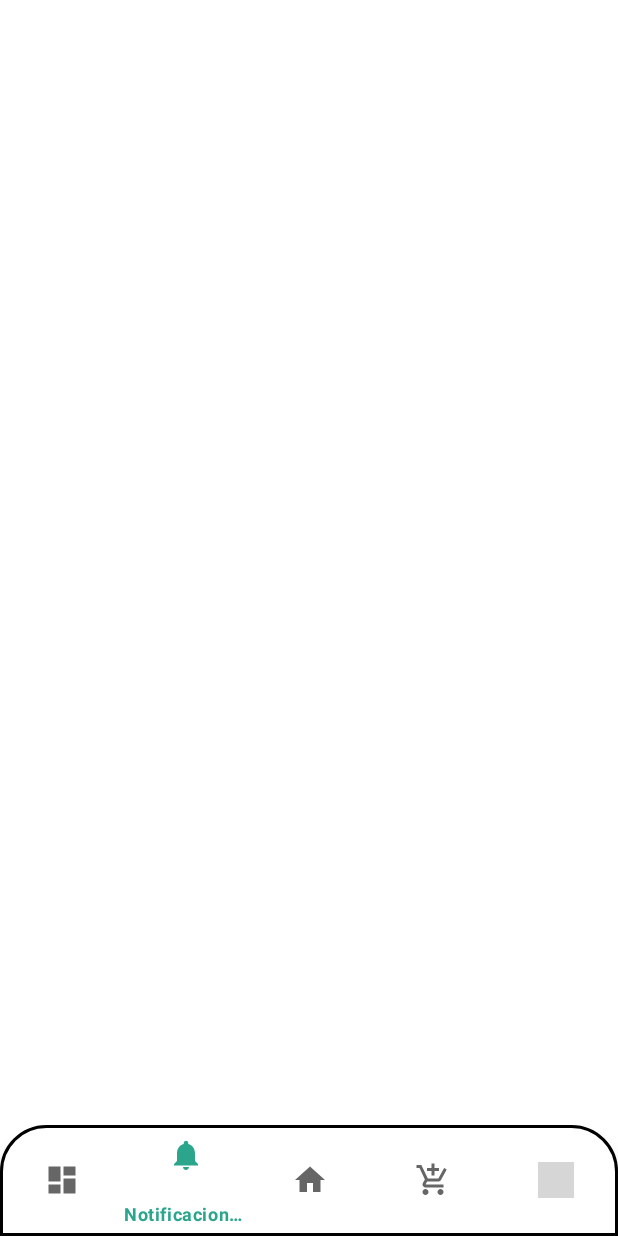
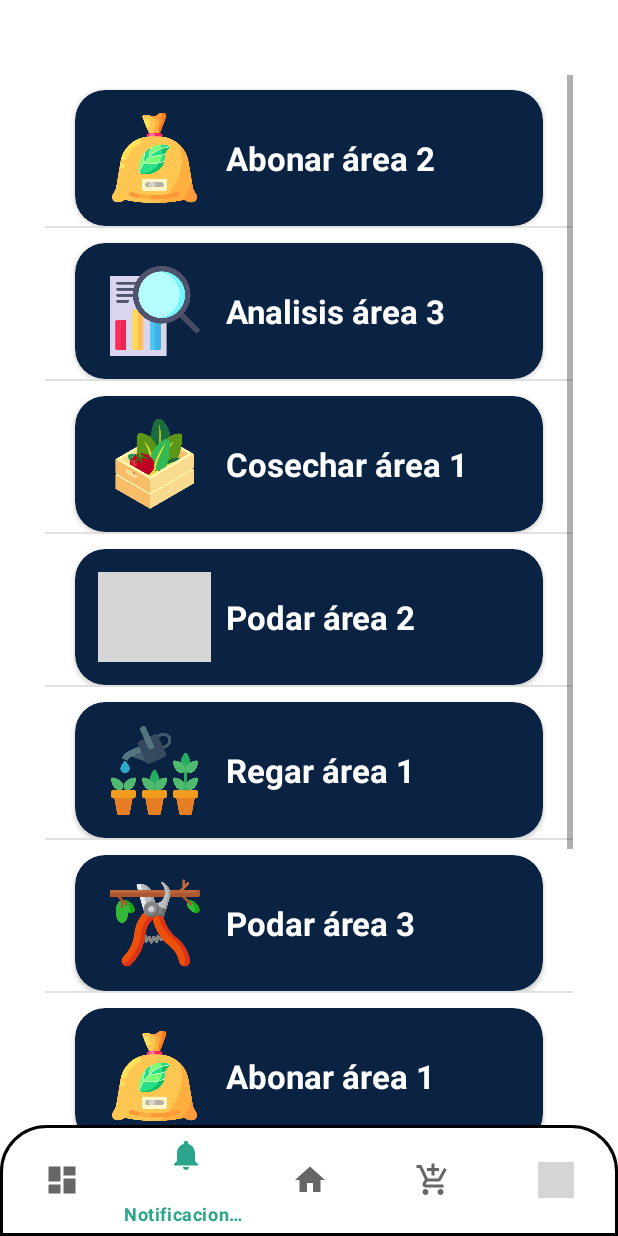
Before and after one commit to JCamiloRpo/Smart_Garden, an Android app: the NotificationsFragment screen opened through its navigation route, on a phone screen of 412 x 824 dp. Run offline under Robolectric (Android 15) with nearby library versions, the phone set to English and light mode, and no system bars; our stand-ins replace navigation-ui; 1 statement that could not run was skipped; grey boxes are pictures that could not be loaded.

Commit message:
Notificaciones - Back

```diff
--- /dev/null
+++ b/Desarrollo/app/src/main/java/com/example/smartgarden/ui/adapters/NotificacionAdapter.java
@@ -0,0 +1,52 @@
+package com.example.smartgarden.ui.adapters;
+
+import android.app.Activity;
+import android.content.Context;
+import android.content.Intent;
+import android.net.Uri;
+import android.view.LayoutInflater;
+import android.view.View;
+import android.view.ViewGroup;
+import android.widget.BaseAdapter;
+import android.widget.ImageView;
+import android.widget.TextView;
+
+import com.example.smartgarden.R;
+import com.example.smartgarden.ui.entities.Notificacion;
+import java.util.ArrayList;
+
+public class NotificacionAdapter extends BaseAdapter {
+    private Activity activity;
+    private ArrayList<Notificacion> items;
+
+    public NotificacionAdapter(Activity activity, ArrayList<Notificacion> items){
+        this.activity = activity;
+        this.items = items;
+    }
+
+    @Override
+    public int getCount() { return items.size(); }
+
+    @Override
+    public Notificacion getItem(int position) { return items.get(position); }
+
+    @Override
+    public long getItemId(int position) { return items.get(position).getNotiID(); }
+
+    @Override
+    public View getView(int position, View convertView, ViewGroup parent) {
+        Notificacion item = items.get(position);
+
+        if(convertView == null){
+            LayoutInflater inflater = (LayoutInflater) activity.getSystemService(Context.LAYOUT_INFLATER_SERVICE);
+            convertView = inflater.inflate(R.layout.item_notificacion, null);
+        }
+        ImageView img = convertView.findViewById(R.id.ImgItemNoti);
+        TextView txtTitulo = convertView.findViewById(R.id.TxtItemNoti);
+
+        img.setImageResource(item.getImg());
+        txtTitulo.setText(item.getTitulo());
+
+        return convertView;
+    }
+}
--- /dev/null
+++ b/Desarrollo/app/src/main/java/com/example/smartgarden/ui/entities/Notificacion.java
@@ -0,0 +1,19 @@
+package com.example.smartgarden.ui.entities;
+
+public class Notificacion {
+    private long notiID;
+    private int img;
+    private String titulo;
+
+    public Notificacion(long notiID, int img, String titulo) {
+        this.notiID = notiID;
+        this.img = img;
+        this.titulo = titulo;
+    }
+
+    public long getNotiID() { return notiID; }
+
+    public int getImg() { return img; }
+
+    public String getTitulo() { return titulo; }
+}
--- a/Desarrollo/app/src/main/java/com/example/smartgarden/ui/fragments/NotificationsFragment.java
+++ b/Desarrollo/app/src/main/java/com/example/smartgarden/ui/fragments/NotificationsFragment.java
@@ -4,22 +4,46 @@ import android.os.Bundle;
 import android.view.LayoutInflater;
 import android.view.View;
 import android.view.ViewGroup;
-import android.widget.TextView;
+import android.widget.ListView;
+import androidx.annotation.NonNull;
+import androidx.fragment.app.Fragment;
+import com.example.smartgarden.R;
+import com.example.smartgarden.ui.adapters.NotificacionAdapter;
+import com.example.smartgarden.ui.entities.Notificacion;
 
-import androidx.annotation.NonNull;
-import androidx.annotation.Nullable;
-import androidx.fragment.app.Fragment;
-import androidx.lifecycle.Observer;
-import androidx.lifecycle.ViewModelProvider;
-
-import com.example.smartgarden.R;
+import java.util.ArrayList;
 
 public class NotificationsFragment extends Fragment {
+    ListView list;
+    NotificacionAdapter adapter;
 
     public View onCreateView(@NonNull LayoutInflater inflater, ViewGroup container, Bundle savedInstanceState) {
         View root = inflater.inflate(R.layout.fragment_notifications, container, false);
-        final TextView textView = root.findViewById(R.id.text_notifications);
-        textView.setText("Ventana de notificaciones");
+
+        setUpView(root);
         return root;
     }
+
+    private void setUpView(View v){
+        list = v.findViewById(R.id.ListNoti);
+        //Consultar datos
+
+        adapter = new NotificacionAdapter(getActivity(), pruebaDatos());
+        list.setAdapter(adapter);
+    }
+
+    private ArrayList<Notificacion> pruebaDatos(){
+        ArrayList<Notificacion> noti = new ArrayList<>();
+        noti.add(new Notificacion(1, R.drawable.noti_abonar2, "Abonar área 2"));
+        noti.add(new Notificacion(2, R.drawable.noti_analisis1, "Analisis área 3"));
+        noti.add(new Notificacion(3, R.drawable.noti_cosechar1, "Cosechar área 1"));
+        noti.add(new Notificacion(4, R.drawable.noti_podar1, "Podar área 2"));
+        noti.add(new Notificacion(5, R.drawable.noti_regar1, "Regar área 1"));
+        noti.add(new Notificacion(6, R.drawable.noti_podar2, "Podar área 3"));
+        noti.add(new Notificacion(7, R.drawable.noti_abonar2, "Abonar área 1"));
+        noti.add(new Notificacion(8, R.drawable.noti_analsis2, "Analisis área 2"));
+        noti.add(new Notificacion(9, R.drawable.noti_regar2, "Regar área 3"));
+        noti.add(new Notificacion(10, R.drawable.noti_cosechar2, "Cosechar área 2"));
+        return noti;
+    }
 }
--- a/Desarrollo/app/src/main/res/layout/fragment_notifications.xml
+++ b/Desarrollo/app/src/main/res/layout/fragment_notifications.xml
@@ -10,12 +10,13 @@
         android:id="@+id/ListNoti"
         android:layout_width="match_parent"
         android:layout_height="0dp"
-        android:padding="15dp"
+        android:paddingStart="30dp"
+        android:paddingTop="50dp"
+        android:paddingEnd="30dp"
         android:scrollbars="vertical"
         app:layout_constraintBottom_toBottomOf="parent"
         app:layout_constraintEnd_toEndOf="parent"
         app:layout_constraintStart_toStartOf="parent"
-        app:layout_constraintTop_toTopOf="parent"
-        app:layout_constraintVertical_bias="0.0" />
+        app:layout_constraintTop_toTopOf="parent" />
 
 </androidx.constraintlayout.widget.ConstraintLayout>
--- a/Desarrollo/app/src/main/res/layout/item_notificacion.xml
+++ b/Desarrollo/app/src/main/res/layout/item_notificacion.xml
@@ -9,9 +9,9 @@
         android:layout_width="match_parent"
         android:layout_height="wrap_content"
         android:layout_marginStart="20dp"
-        android:layout_marginTop="5dp"
+        android:layout_marginTop="10dp"
         android:layout_marginEnd="20dp"
-        android:layout_marginBottom="10dp"
+        android:layout_marginBottom="20dp"
         app:cardBackgroundColor="@color/blue"
         app:cardCornerRadius="20dp"
         app:layout_constraintEnd_toEndOf="parent"
@@ -28,7 +28,7 @@
 
 
             <ImageView
-                android:id="@+id/ImgItemPet"
+                android:id="@+id/ImgItemNoti"
                 android:layout_width="150dp"
                 android:layout_height="60dp"
                 android:layout_gravity="center"
```
